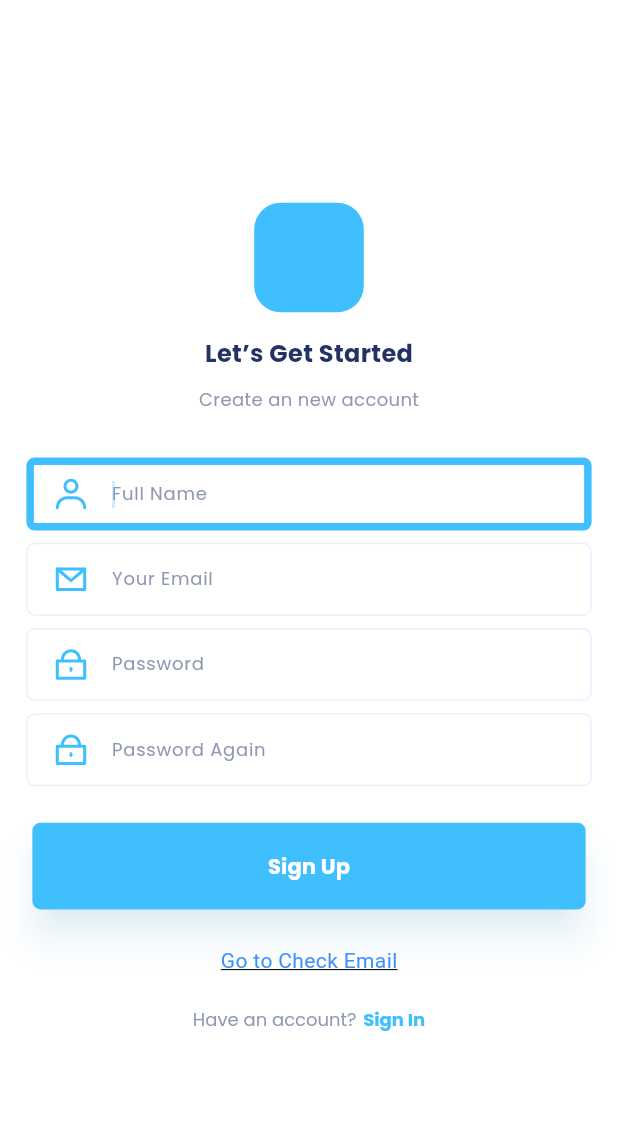
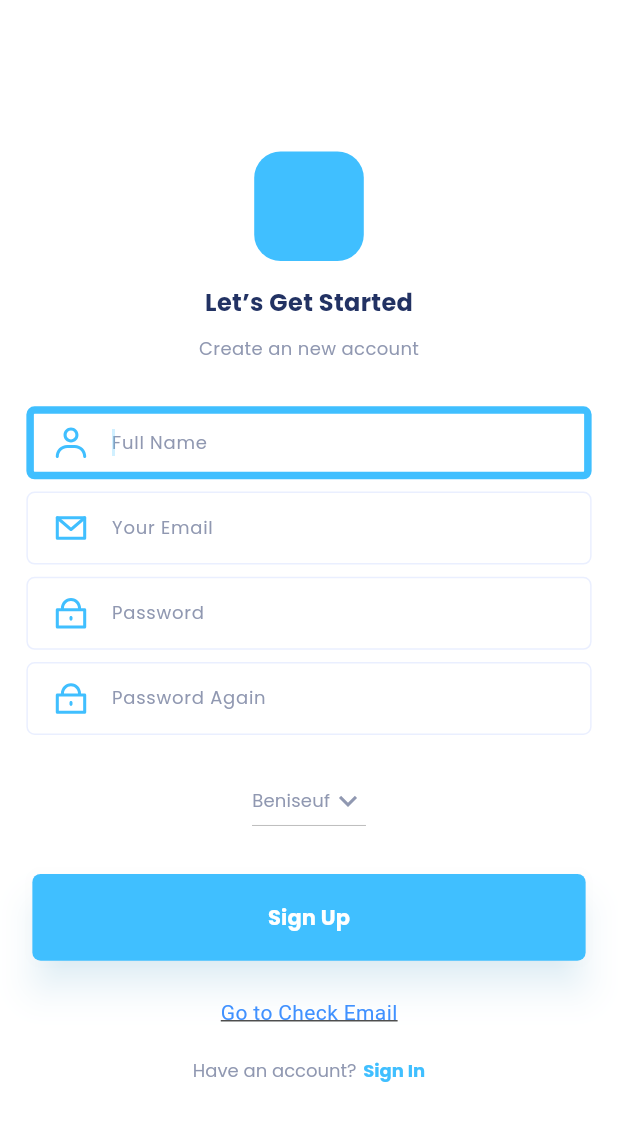
Before and after one commit to Shehab-adel/rebuy, a Flutter app: the screen it shows after launch, on a phone screen of 412 x 824 dp. Shown: the top 1121 px of the screen. Run offline on Flutter 3.47's test engine with Material 3 defaults, Android fonts, the phone set to English and light mode, and no system bars; our stand-ins replace cached_network_image, carousel_slider, cloud_firestore, equatable, firebase_auth, firebase_core and 7 more; accounts and stored records are empty; project files that could hold a hidden picture were left out.

Commit message:
Add branch selection dropdown to register screen
This commit adds a dropdown menu to the register screen that allows the user to select their branch. The selected branch is saved to local storage using the CacheHelper class. The dropdown menu is populated with two options: "Beniseuf" and "Cairo". The commit also includes some minor code cleanup and refactoring.

```diff
--- a/lib/core/constants/app_string.dart
+++ b/lib/core/constants/app_string.dart
@@ -88,4 +88,12 @@ class AppStrings {
   static const String cardSave = "Card Save";
   static const String cancel = "Cancel";
   static const String save = "Save";
+  static const String admin = 'admin';
+  static const String adminLogin = 'adminLogin';
+  static const String beniseuf = 'Beniseuf';
+  static const String cairo = 'Cairo';
+  static const String branch = 'Branch';
+  static const String dataModel = 'data model';
+  static const String isLoggin = 'isLoggin';
+  static const String logout = 'Logout';
 }
--- a/lib/main.dart
+++ b/lib/main.dart
@@ -1,4 +1,3 @@
-import 'package:firebase_auth/firebase_auth.dart';
 import 'package:firebase_core/firebase_core.dart';
 import 'package:flutter/material.dart';
 import 'package:flutter/services.dart';
@@ -50,9 +49,7 @@ class MyApp extends StatelessWidget {
         theme: theme,
         title: AppStrings.rebuy,
         debugShowCheckedModeBanner: false,
-        initialRoute: FirebaseAuth.instance.currentUser == null
-            ? AppRoutes.registerScreen
-            : AppRoutes.dashboardContainerScreen,
+        initialRoute: AppRoutes.registerScreen,
         routes: AppRoutes.routes,
       ),
     );
--- a/lib/network/local/cache helper.dart
+++ b/lib/network/local/cache helper.dart
@@ -10,4 +10,7 @@ class CacheHelper {
 
   static String? getDisplayName() =>
       sharedPreferences.getString(AppStrings.displayName);
+
+  static String? selectedBranch() =>
+      sharedPreferences.getString(AppStrings.branch);
 }
--- a/lib/presentation/login_screen/cubit/login_cubit.dart
+++ b/lib/presentation/login_screen/cubit/login_cubit.dart
@@ -2,6 +2,7 @@ import 'package:flutter/material.dart';
 import 'package:flutter_bloc/flutter_bloc.dart';
 // import 'package:google_sign_in/google_sign_in.dart';
 import 'package:rebuy/core/utils/app_export.dart';
+import 'package:rebuy/network/local/cache%20helper.dart';
 import 'package:rebuy/presentation/login_screen/cubit/login_states.dart';
 import 'package:firebase_auth/firebase_auth.dart';
 
--- a/lib/presentation/register_screen/cubit/register_cubit.dart
+++ b/lib/presentation/register_screen/cubit/register_cubit.dart
@@ -5,6 +5,7 @@ import 'package:firebase_auth/firebase_auth.dart';
 import 'package:rebuy/core/constants/app_string.dart';
 import 'package:rebuy/network/local/cache%20helper.dart';
 import 'package:rebuy/presentation/dashboard_page/models/data_model.dart';
+import 'package:rebuy/routes/app_routes.dart';
 import 'register_state.dart';
 
 class RegisterCubit extends Cubit<RegisterState> {
@@ -116,4 +117,19 @@ class RegisterCubit extends Cubit<RegisterState> {
     }
     return null;
   }
+
+  String dropdownValue = AppStrings.beniseuf;
+  List<String> branchesList = [AppStrings.beniseuf, AppStrings.cairo];
+
+  changeBrancheInDropdown(String? value) {
+    dropdownValue = value ?? AppStrings.beniseuf;
+    CacheHelper.sharedPreferences.setString(AppStrings.branch, dropdownValue);
+    emit(ChangeBrancheInDropdown());
+  }
+
+  String isLogin() {
+    return auth.currentUser == null
+        ? AppRoutes.registerScreen
+        : AppRoutes.dashboardContainerScreen;
+  }
 }
--- a/lib/presentation/register_screen/cubit/register_state.dart
+++ b/lib/presentation/register_screen/cubit/register_state.dart
@@ -13,3 +13,5 @@ class SuccessfulFireStoreRegisterProcess extends RegisterState {}
 class LoadingFireStoreRegisterProcess extends RegisterState {}
 
 class FailFireStoreRegisterProcess extends RegisterState {}
+
+class ChangeBrancheInDropdown extends RegisterState {}
--- a/lib/presentation/register_screen/register_screen.dart
+++ b/lib/presentation/register_screen/register_screen.dart
@@ -76,6 +76,24 @@ class RegisterScreen extends StatelessWidget {
                           },
                         ),
                         SizedBox(height: 20.v),
+                        DropdownButton(
+                          value: registerCubit.dropdownValue,
+                          icon: Icon(
+                            Icons.keyboard_arrow_down,
+                            color: appTheme.blueGray300,
+                          ),
+                          items: registerCubit.branchesList.map((String item) {
+                            return DropdownMenuItem(
+                              value: item,
+                              child:
+                                  Text(item, style: theme.textTheme.bodySmall),
+                            );
+                          }).toList(),
+                          onChanged: (String? value) {
+                            registerCubit.changeBrancheInDropdown(value);
+                          },
+                        ),
+                        SizedBox(height: 20.v),
                         state is LoadingFireAuthRegisterProcess ||
                                 state is LoadingFireStoreRegisterProcess
                             ? Center(child: CircularProgressIndicator())
```
